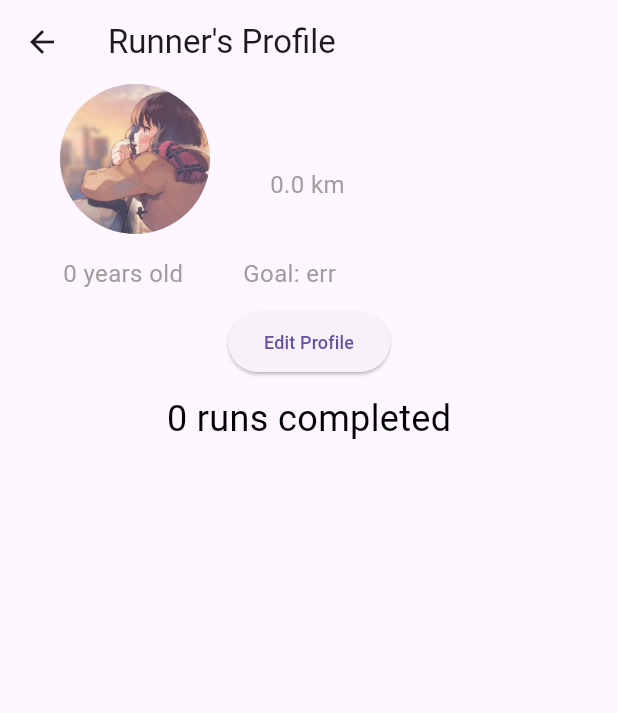
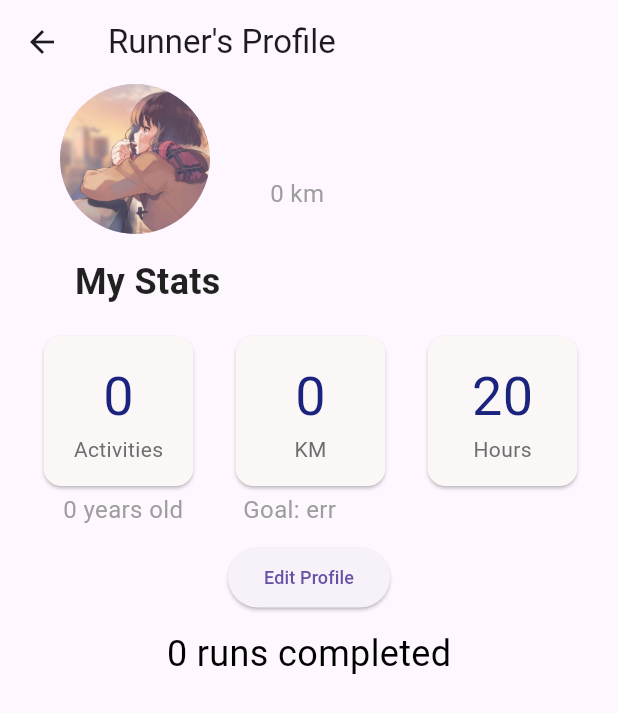
Before and after one commit to martout2002/RunnersHigh, a Flutter app: the UserProfilePage screen opened by its route, on a phone screen of 412 x 824 dp. Shown: the top 713 px of the screen. Run offline on Flutter 3.47's test engine with Material 3 defaults, Android fonts, the phone set to English and light mode, and no system bars; our stand-ins replace cloud_firestore, firebase_auth, firebase_core, firebase_database, flutter_dotenv, flutter_gemini and 7 more; accounts and stored records are empty; network calls fail; Roboto replaces fonts that are missing (Kanit).

Commit message:
Added user function of uploading personal profiel pictures

```diff
--- a/lib/UserProfilePage.dart
+++ b/lib/UserProfilePage.dart
@@ -1,7 +1,11 @@
 import 'dart:async';
+import 'dart:convert';
 import 'package:firebase_auth/firebase_auth.dart';
 import 'package:flutter/material.dart';
 import 'package:firebase_database/firebase_database.dart';
+import 'package:google_fonts/google_fonts.dart';
+import 'package:runners_high/popup/changeProfileImage.dart';
+import 'package:runners_high/widgets/profileRunWidget.dart';
 
 class UserProfilePage extends StatefulWidget {
   const UserProfilePage({super.key});
@@ -18,7 +22,8 @@ class _UserProfilePageState extends State<UserProfilePage> {
   var age = 0;
   var exp = "err";
   var goal = "err";
-  var total_km = 0.0;
+  var total_km = 0;
+  var profileImage = "";
 
   // DatabaseReference? ref;
 
@@ -36,7 +41,10 @@ class _UserProfilePageState extends State<UserProfilePage> {
             age = data['age'];
             exp = data['experience'];
             goal = data['goal'];
-            total_km = double.parse(data['total_distance'].toStringAsFixed(2));
+            if (data['profile_image'] != null) {
+              profileImage = data['profile_image'];
+            }
+            total_km = data['total_distance'].toInt();
           });
         } else {
           print("No user data available");
@@ -44,6 +52,8 @@ class _UserProfilePageState extends State<UserProfilePage> {
       });
     }
   }
+
+
 
   @override
   void initState() {
@@ -67,23 +77,38 @@ class _UserProfilePageState extends State<UserProfilePage> {
             children: [
               Row(
                 children: [
-                  const Padding(
+                  Padding(
                       padding: EdgeInsets.fromLTRB(40, 0, 0, 0),
-                      child: CircleAvatar(
-                        foregroundImage: AssetImage('assets/images/pfp.jpg'),
-                        radius: 50,
-                      )),
+                      child: GestureDetector(
+                        onTap: () {
+                          showDialog(
+                            context: context,
+                            builder: (context) {
+                              return const ChangeProfileImage();
+                            },
+                          );
+                        },
+                        child: CircleAvatar(
+                          foregroundImage: profileImage == ""
+                            ? const AssetImage('assets/images/pfp.jpg')
+                            : MemoryImage(base64Decode(profileImage)),
+                          radius: 50,
+                        ),
+                      ),
+                  ),
                   const SizedBox(width: 40),
                   Column(
                     crossAxisAlignment: CrossAxisAlignment.start,
                     children: [
+                      // Display Name here
                       Text(
                         name,
                         style: const TextStyle(
-                          fontSize: 24,
+                          fontSize: 32,
                           fontWeight: FontWeight.bold,
                         ),
                       ),
+                      // Display total km ran here
                       Text(
                         "$total_km km",
                         style: const TextStyle(
@@ -96,8 +121,47 @@ class _UserProfilePageState extends State<UserProfilePage> {
                 ],
               ),
               const SizedBox(width: 40, height: 15),
+              Text("        My Stats",
+                      style: GoogleFonts.kanit(
+                        textStyle: const TextStyle(
+                          color: Colors.black87,
+                          fontSize: 24,
+                          fontWeight: FontWeight.bold,
+                        ))),
+              Padding(
+              padding: EdgeInsets.fromLTRB(25, 15, 0, 0),
+              child:
               Row(
                 children: [
+                  Row(
+                    mainAxisAlignment: MainAxisAlignment.spaceEvenly,
+                    children: [
+                      Row(
+                        children: [
+                          Padding(
+                            padding: const EdgeInsets.only(right: 0),
+                            child: ProfileRunWidget(num_of_runs, 'Activities'),
+                          ),
+                          Padding(
+                            padding: const EdgeInsets.only(left: 20),
+                            child: ProfileRunWidget(total_km, 'KM'),
+                          ),
+                          Padding(
+                            padding: const EdgeInsets.only(left: 20),
+                            child: ProfileRunWidget(20, 'Hours'),
+                          ),
+                        ],
+                      ),
+                    ],
+                  ),
+                ],
+              ),
+              ),
+
+              Row(
+                children: [
+
+
                   Text(
                     '          $age years old',
                     style: const TextStyle(
--- /dev/null
+++ b/lib/widgets/profileRunWidget.dart
@@ -0,0 +1,40 @@
+import 'package:flutter/material.dart';
+class ProfileRunWidget extends StatelessWidget {
+  final int display;
+  final String bot;
+
+  ProfileRunWidget(this.display, this.bot);
+
+  @override
+  Widget build(BuildContext context) {
+    return Card(
+      color: Color.fromARGB(255, 252, 247, 247),
+      child: SizedBox(
+        height: 100,
+        width: 100,
+        child: Column(
+          mainAxisAlignment: MainAxisAlignment.center,
+          children: [
+            FittedBox(
+              fit: BoxFit.scaleDown,
+              child: Text(
+                '$display',
+                style: TextStyle(
+                  fontSize: 36,
+                  color: Colors.indigo[900],
+                ),
+              ),
+            ),
+            Text(
+              bot,
+              style: const TextStyle(
+                fontSize: 14,
+                color: Color.fromARGB(255, 110, 110, 110),
+              ),
+            ),
+          ],
+        ),
+      ),
+    );
+  }
+}
--- a/pubspec.yaml
+++ b/pubspec.yaml
@@ -48,6 +48,10 @@ dependencies:
   flutter_image_compress: ^1.1.0
   cloud_firestore: ^4.17.5
   mockito: ^5.4.4
+  image_picker: ^1.1.2
+  image_picker_android: ^0.8.4+4
+
+
 
 dev_dependencies:
   flutter_test:
```
Also changed, not shown: lib/appbar/nav_drawer.dart (+12 -0 lines), lib/popup/changeProfileImage.dart (added, +137 -0 lines), lib/posts/feed.dart (added, +33 -0 lines), lib/widgets/createPost.dart (added), pubspec.lock, 6 other files.
